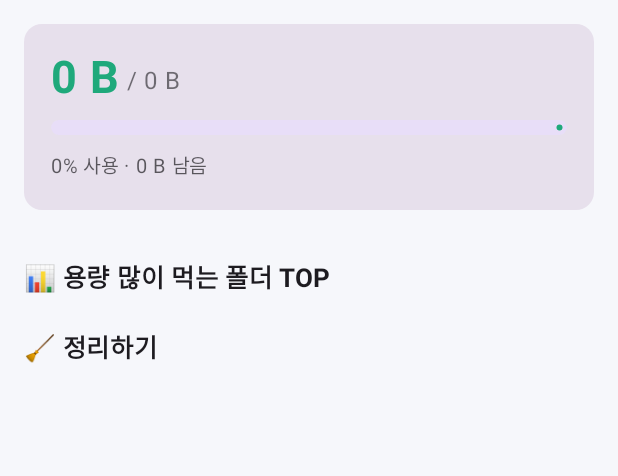
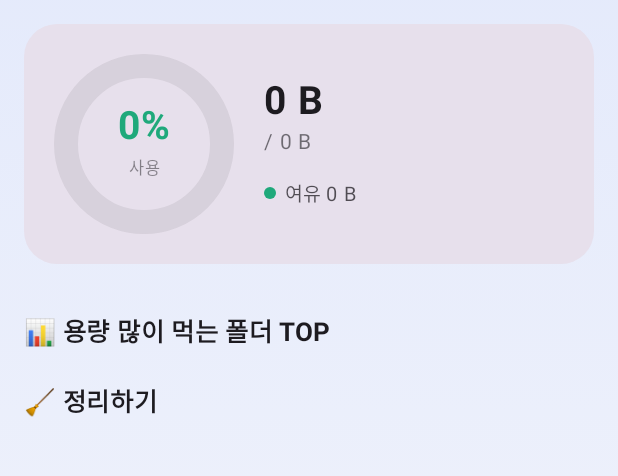
Before and after one commit to tittue/cps-redirect, an Android app built with Jetpack Compose: the composable MainScreen shown on its own in the app's theme, on a phone screen of 412 x 824 dp, the part 96-572 px from its top. Run offline under Robolectric (Android 15) with nearby library versions, the phone set to English and light mode, and no system bars; 1 statement that could not run was skipped.

Commit message:
Fix workflow YAML syntax + premium storage donut UI
The build never started — invalid YAML on line 85: a multi-line python3
-c heredoc inside the 'run: |' block de-indented below the block scalar.
Replaced all embedded multi-line Python with jq one-liners.

UI: replaced the flat storage bar with a sweep-gradient donut chart
(used %) and added a subtle vertical gradient background.

```diff
--- a/android-cleaner/app/src/main/java/com/cleanspace/app/ui/Screens.kt
+++ b/android-cleaner/app/src/main/java/com/cleanspace/app/ui/Screens.kt
@@ -1,5 +1,6 @@
 package com.cleanspace.app.ui
 
+import androidx.compose.foundation.Canvas
 import androidx.compose.foundation.background
 import androidx.compose.foundation.clickable
 import androidx.compose.foundation.layout.*
@@ -13,7 +14,11 @@ import androidx.compose.runtime.*
 import androidx.compose.ui.Alignment
 import androidx.compose.ui.Modifier
 import androidx.compose.ui.draw.clip
+import androidx.compose.ui.geometry.Offset
+import androidx.compose.ui.graphics.Brush
 import androidx.compose.ui.graphics.Color
+import androidx.compose.ui.graphics.StrokeCap
+import androidx.compose.ui.graphics.drawscope.Stroke
 import androidx.compose.ui.text.font.FontWeight
 import androidx.compose.ui.text.style.TextOverflow
 import androidx.compose.ui.unit.dp
@@ -116,7 +121,15 @@ fun MainScreen(vm: CleanViewModel) {
             }
         },
     ) { padding ->
-        Box(Modifier.padding(padding).fillMaxSize()) {
+        val gradient = Brush.verticalGradient(
+            listOf(
+                MaterialTheme.colorScheme.secondary.copy(alpha = 0.10f),
+                MaterialTheme.colorScheme.background,
+            )
+        )
+        Box(
+            Modifier.padding(padding).fillMaxSize().background(gradient)
+        ) {
             when (state) {
                 is ScanState.Idle -> {}
                 is ScanState.Scanning -> ScanningView(state)
@@ -193,31 +206,66 @@ private fun ResultView(vm: CleanViewModel, state: ScanState.Done) {
 
 @Composable
 private fun StorageCard(storage: StorageInfo) {
+    val primary = MaterialTheme.colorScheme.primary
+    val secondary = MaterialTheme.colorScheme.secondary
+    val danger = MaterialTheme.colorScheme.error
+    val track = MaterialTheme.colorScheme.onSurface.copy(alpha = 0.08f)
+    val arcColor = if (storage.usedPercent > 90) danger else primary
+
     Card(
         colors = CardDefaults.cardColors(containerColor = MaterialTheme.colorScheme.surfaceVariant),
         modifier = Modifier.fillMaxWidth(),
+        shape = RoundedCornerShape(22.dp),
     ) {
-        Column(Modifier.padding(18.dp)) {
-            Row(verticalAlignment = Alignment.Bottom) {
-                Text(storage.readableUsed, fontSize = 30.sp, fontWeight = FontWeight.Bold,
-                    color = MaterialTheme.colorScheme.primary)
-                Text(" / ${storage.readableTotal}", fontSize = 16.sp,
-                    color = MaterialTheme.colorScheme.onSurface.copy(alpha = 0.6f),
-                    modifier = Modifier.padding(bottom = 4.dp))
+        Row(
+            Modifier.fillMaxWidth().padding(20.dp),
+            verticalAlignment = Alignment.CenterVertically,
+        ) {
+            // 도넛 차트
+            Box(contentAlignment = Alignment.Center, modifier = Modifier.size(120.dp)) {
+                Canvas(modifier = Modifier.size(120.dp)) {
+                    val strokeW = 16.dp.toPx()
+                    val inset = strokeW / 2
+                    val arcSize = androidx.compose.ui.geometry.Size(
+                        size.width - strokeW, size.height - strokeW
+                    )
+                    val topLeft = Offset(inset, inset)
+                    drawArc(
+                        color = track,
+                        startAngle = -90f, sweepAngle = 360f, useCenter = false,
+                        topLeft = topLeft, size = arcSize,
+                        style = Stroke(width = strokeW, cap = StrokeCap.Round),
+                    )
+                    drawArc(
+                        brush = Brush.sweepGradient(listOf(secondary, arcColor, arcColor)),
+                        startAngle = -90f,
+                        sweepAngle = 360f * (storage.usedPercent / 100f),
+                        useCenter = false,
+                        topLeft = topLeft, size = arcSize,
+                        style = Stroke(width = strokeW, cap = StrokeCap.Round),
+                    )
+                }
+                Column(horizontalAlignment = Alignment.CenterHorizontally) {
+                    Text("${storage.usedPercent}%", fontSize = 26.sp, fontWeight = FontWeight.Bold,
+                        color = arcColor)
+                    Text("사용", fontSize = 11.sp,
+                        color = MaterialTheme.colorScheme.onSurface.copy(alpha = 0.5f))
+                }
             }
-            Spacer(Modifier.height(10.dp))
-            LinearProgressIndicator(
-                progress = { storage.usedPercent / 100f },
-                modifier = Modifier.fillMaxWidth().height(10.dp).clip(RoundedCornerShape(5.dp)),
-                color = if (storage.usedPercent > 90) MaterialTheme.colorScheme.error
-                        else MaterialTheme.colorScheme.primary,
-            )
-            Spacer(Modifier.height(8.dp))
-            Text(
-                "${storage.usedPercent}% 사용 · ${storage.readableFree} 남음",
-                fontSize = 13.sp,
-                color = MaterialTheme.colorScheme.onSurface.copy(alpha = 0.7f),
-            )
+            Spacer(Modifier.width(20.dp))
+            Column {
+                Text(storage.readableUsed, fontSize = 26.sp, fontWeight = FontWeight.Bold,
+                    color = MaterialTheme.colorScheme.onSurface)
+                Text("/ ${storage.readableTotal}", fontSize = 14.sp,
+                    color = MaterialTheme.colorScheme.onSurface.copy(alpha = 0.6f))
+                Spacer(Modifier.height(10.dp))
+                Row(verticalAlignment = Alignment.CenterVertically) {
+                    Box(Modifier.size(8.dp).clip(RoundedCornerShape(4.dp)).background(primary))
+                    Spacer(Modifier.width(6.dp))
+                    Text("여유 ${storage.readableFree}", fontSize = 13.sp,
+                        color = MaterialTheme.colorScheme.onSurface.copy(alpha = 0.75f))
+                }
+            }
         }
     }
 }
```
Also changed, not shown: 1 other file.
